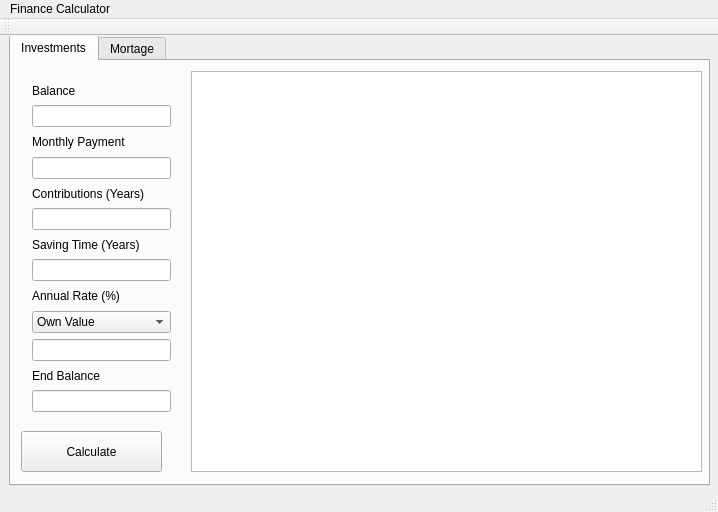
The window that mainwindow.ui (jrutanen/FinanceCalculator) describes before a commit, drawn with Qt 5.
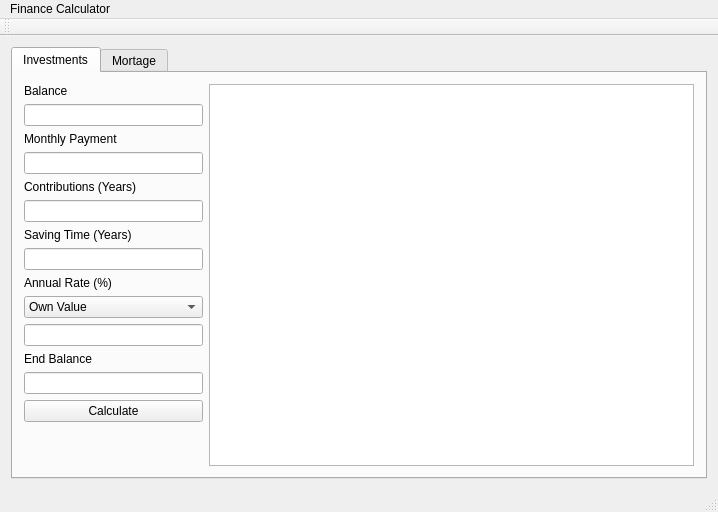
The same window after the commit.

Commit message: Resize graph view when application window size is changed #8

Patch:
```diff
--- a/mainwindow.ui
+++ b/mainwindow.ui
@@ -20,14 +20,14 @@
    <property name="locale">
     <locale language="English" country="UnitedStates"/>
    </property>
+   <layout class="QVBoxLayout" name="verticalLayout_5">
+    <item>
    <widget class="QTabWidget" name="tabWidget">
-    <property name="geometry">
-     <rect>
-      <x>9</x>
-      <y>-1</y>
-      <width>701</width>
-      <height>451</height>
-     </rect>
+      <property name="sizePolicy">
+       <sizepolicy hsizetype="Preferred" vsizetype="Preferred">
+        <horstretch>0</horstretch>
+        <verstretch>0</verstretch>
+       </sizepolicy>
     </property>
     <property name="locale">
      <locale language="English" country="UnitedStates"/>
@@ -42,38 +42,12 @@
      <attribute name="title">
       <string>Investments</string>
      </attribute>
-     <widget class="QGraphicsView" name="gvInvestments">
-      <property name="geometry">
-       <rect>
-        <x>180</x>
-        <y>10</y>
-        <width>511</width>
-        <height>401</height>
-       </rect>
-      </property>
-      <property name="frameShadow">
-       <enum>QFrame::Plain</enum>
-      </property>
-      <property name="verticalScrollBarPolicy">
-       <enum>Qt::ScrollBarAlwaysOff</enum>
-      </property>
-      <property name="horizontalScrollBarPolicy">
-       <enum>Qt::ScrollBarAlwaysOff</enum>
-      </property>
-      <property name="renderHints">
-       <set>QPainter::TextAntialiasing</set>
-      </property>
-     </widget>
-     <widget class="QWidget" name="verticalLayoutWidget">
-      <property name="geometry">
-       <rect>
-        <x>10</x>
-        <y>10</y>
-        <width>161</width>
-        <height>352</height>
-       </rect>
-      </property>
+       <layout class="QHBoxLayout" name="horizontalLayout_3" stretch="0,2">
+        <item>
       <layout class="QVBoxLayout" name="verticalLayout">
+          <property name="sizeConstraint">
+           <enum>QLayout::SetDefaultConstraint</enum>
+          </property>
        <item>
         <widget class="QLabel" name="label">
          <property name="text">
@@ -203,58 +177,59 @@
        <item>
         <widget class="QLineEdit" name="leTotal"/>
        </item>
-      </layout>
-     </widget>
+          <item>
      <widget class="QPushButton" name="pbCalculateInvestmentValue">
-      <property name="geometry">
-       <rect>
-        <x>10</x>
-        <y>370</y>
-        <width>141</width>
-        <height>41</height>
-       </rect>
-      </property>
       <property name="text">
        <string>Calculate</string>
       </property>
      </widget>
+          </item>
+          <item>
+           <spacer name="verticalSpacer">
+            <property name="orientation">
+             <enum>Qt::Vertical</enum>
+            </property>
+            <property name="sizeHint" stdset="0">
+             <size>
+              <width>20</width>
+              <height>40</height>
+             </size>
+            </property>
+           </spacer>
+          </item>
+         </layout>
+        </item>
+        <item>
+         <widget class="QGraphicsView" name="gvInvestments">
+          <property name="sizePolicy">
+           <sizepolicy hsizetype="Preferred" vsizetype="Preferred">
+            <horstretch>0</horstretch>
+            <verstretch>0</verstretch>
+           </sizepolicy>
+          </property>
+          <property name="frameShadow">
+           <enum>QFrame::Plain</enum>
+          </property>
+          <property name="verticalScrollBarPolicy">
+           <enum>Qt::ScrollBarAlwaysOff</enum>
+          </property>
+          <property name="horizontalScrollBarPolicy">
+           <enum>Qt::ScrollBarAlwaysOff</enum>
+          </property>
+          <property name="renderHints">
+           <set>QPainter::TextAntialiasing</set>
+          </property>
+         </widget>
+        </item>
+       </layout>
     </widget>
     <widget class="QWidget" name="tab_mortage">
      <attribute name="title">
       <string>Mortage</string>
      </attribute>
-     <widget class="QGraphicsView" name="gvMortage">
-      <property name="geometry">
-       <rect>
-        <x>180</x>
-        <y>10</y>
-        <width>511</width>
-        <height>401</height>
-       </rect>
-      </property>
-      <property name="frameShadow">
-       <enum>QFrame::Plain</enum>
-      </property>
-      <property name="verticalScrollBarPolicy">
-       <enum>Qt::ScrollBarAlwaysOff</enum>
-      </property>
-      <property name="horizontalScrollBarPolicy">
-       <enum>Qt::ScrollBarAlwaysOff</enum>
-      </property>
-      <property name="renderHints">
-       <set>QPainter::TextAntialiasing</set>
-      </property>
-     </widget>
-     <widget class="QWidget" name="verticalLayoutWidget_2">
-      <property name="geometry">
-       <rect>
-        <x>10</x>
-        <y>10</y>
-        <width>175</width>
-        <height>411</height>
-       </rect>
-      </property>
-      <layout class="QVBoxLayout" name="verticalLayout_3">
+       <layout class="QHBoxLayout" name="horizontalLayout_2" stretch="0,2">
+        <item>
+         <layout class="QVBoxLayout" name="verticalLayout_3" stretch="0,0,0,0,0,0,0,0,0,0,0,0,0,0,0,0">
        <item>
         <widget class="QLabel" name="label_19">
          <property name="text">
@@ -359,10 +334,42 @@
          </property>
         </widget>
        </item>
-      </layout>
-     </widget>
-    </widget>
-   </widget>
+          <item>
+           <spacer name="verticalSpacer_3">
+            <property name="orientation">
+             <enum>Qt::Vertical</enum>
+            </property>
+            <property name="sizeHint" stdset="0">
+             <size>
+              <width>20</width>
+              <height>40</height>
+             </size>
+            </property>
+           </spacer>
+          </item>
+         </layout>
+        </item>
+        <item>
+         <widget class="QGraphicsView" name="gvMortage">
+          <property name="frameShadow">
+           <enum>QFrame::Plain</enum>
+          </property>
+          <property name="verticalScrollBarPolicy">
+           <enum>Qt::ScrollBarAlwaysOff</enum>
+          </property>
+          <property name="horizontalScrollBarPolicy">
+           <enum>Qt::ScrollBarAlwaysOff</enum>
+          </property>
+          <property name="renderHints">
+           <set>QPainter::TextAntialiasing</set>
+          </property>
+         </widget>
+        </item>
+       </layout>
+      </widget>
+     </widget>
+    </item>
+   </layout>
   </widget>
   <widget class="QMenuBar" name="menuBar">
    <property name="geometry">
```
Left out of the diff: 1 changed line with no effect on the pictures. Lines whose indentation alone changed are shown as unchanged.
